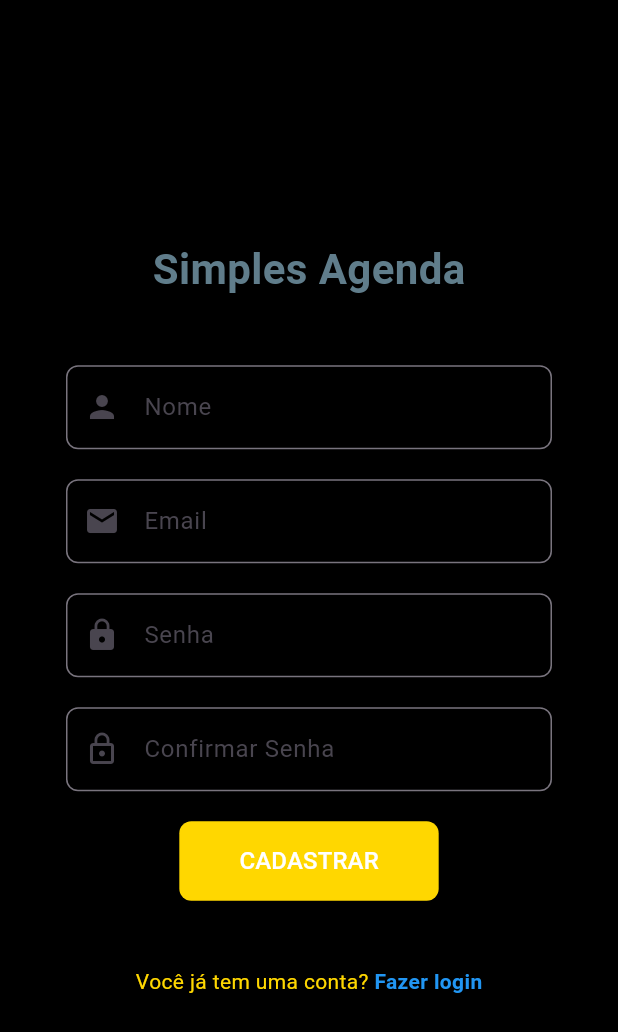
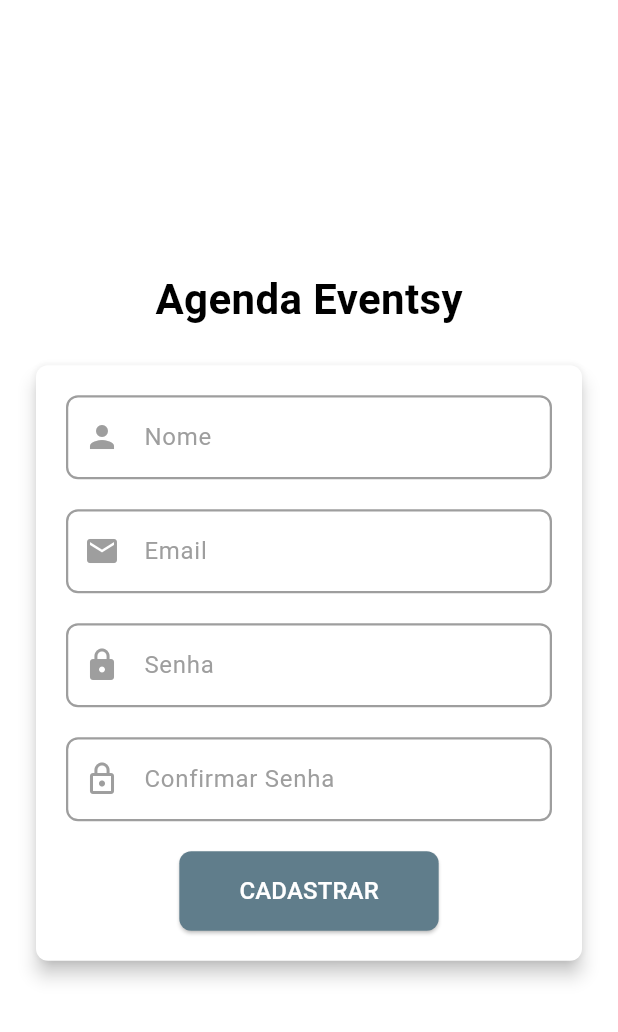
Before and after one commit to Rodrygo-Olyveyra/Agenda_de_Eventos, a Flutter app: the screen it shows after launch, after a tap on "Criar sua conta do Simples Agenda", on a phone screen of 412 x 824 dp. Shown: the top 1032 px of the screen. Run offline on Flutter 3.47's test engine with Material 3 defaults, Android fonts, the phone set to English and light mode, and no system bars; our stand-ins replace cloud_firestore, firebase_auth, firebase_core, table_calendar; accounts and stored records are empty.

Commit message:
Update de cores

```diff
--- a/lib/tela_cadastro.dart
+++ b/lib/tela_cadastro.dart
@@ -1,7 +1,6 @@
 import 'package:flutter/material.dart';
 import 'package:firebase_auth/firebase_auth.dart';
 import 'tela_de_login.dart';
-
 
 class TelaCadastro extends StatefulWidget {
   const TelaCadastro({super.key});
@@ -26,10 +25,7 @@ class _TelaCadastroState extends State<TelaCadastro> {
     final String senha = _senhaController.text.trim();
     final String confirmarSenha = _confirmarSenhaController.text.trim();
 
-    if (nome.isEmpty ||
-        email.isEmpty ||
-        senha.isEmpty ||
-        confirmarSenha.isEmpty) {
+    if (nome.isEmpty || email.isEmpty || senha.isEmpty || confirmarSenha.isEmpty) {
       ScaffoldMessenger.of(context).showSnackBar(
         const SnackBar(content: Text('Por favor, preencha todos os campos.')),
       );
@@ -48,7 +44,6 @@ class _TelaCadastroState extends State<TelaCadastro> {
     });
 
     try {
-
       await _auth.createUserWithEmailAndPassword(
         email: email,
         password: senha,
@@ -57,7 +52,6 @@ class _TelaCadastroState extends State<TelaCadastro> {
       ScaffoldMessenger.of(context).showSnackBar(
         const SnackBar(content: Text('Cadastro realizado com sucesso!')),
       );
-
 
       Navigator.pushReplacement(
         context,
@@ -90,7 +84,7 @@ class _TelaCadastroState extends State<TelaCadastro> {
   @override
   Widget build(BuildContext context) {
     return Scaffold(
-      backgroundColor: const Color.fromARGB(255, 0, 0, 0),
+      backgroundColor: Colors.white,
       body: Center(
         child: SingleChildScrollView(
           child: Padding(
@@ -99,17 +93,17 @@ class _TelaCadastroState extends State<TelaCadastro> {
               mainAxisAlignment: MainAxisAlignment.center,
               children: [
                 const Text(
-                  'Simples Agenda',
+                  'Agenda Eventsy',
                   style: TextStyle(
                     fontSize: 28,
                     fontWeight: FontWeight.bold,
-                    color: Colors.blueGrey,
+                    color: Colors.black, // Cor neutra
                   ),
                 ),
                 const SizedBox(height: 20),
                 Card(
                   elevation: 5,
-                  color: const Color.fromARGB(255, 0, 0, 0),
+                  color: Colors.white,
                   shape: RoundedRectangleBorder(
                     borderRadius: BorderRadius.circular(8.0),
                   ),
@@ -118,21 +112,23 @@ class _TelaCadastroState extends State<TelaCadastro> {
                     child: Column(
                       children: [
                         TextFormField(
+                          cursorColor: Colors.blueGrey,
                           controller: _nomeController,
                           decoration: InputDecoration(
                             labelText: 'Nome',
-                            prefixIcon: const Icon(Icons.person),
-                            border: OutlineInputBorder(
+                            labelStyle: const TextStyle(color: Colors.grey),
+                            prefixIcon: const Icon(Icons.person, color: Colors.grey),
+                            enabledBorder: OutlineInputBorder(
                               borderRadius: BorderRadius.circular(8.0),
                               borderSide: const BorderSide(
-                                color: Color(0xFFFFD700),
-                                width: 2,
+                                color: Colors.grey,
+                                width: 1.5,
                               ),
                             ),
                             focusedBorder: OutlineInputBorder(
                               borderRadius: BorderRadius.circular(8.0),
                               borderSide: const BorderSide(
-                                color: Color(0xFFFFD700),
+                                color: Colors.blueGrey,
                                 width: 2,
                               ),
                             ),
@@ -140,22 +136,24 @@ class _TelaCadastroState extends State<TelaCadastro> {
                         ),
                         const SizedBox(height: 20),
                         TextFormField(
+                          cursorColor: Colors.blueGrey,
                           controller: _emailController,
                           keyboardType: TextInputType.emailAddress,
                           decoration: InputDecoration(
                             labelText: 'Email',
-                            prefixIcon: const Icon(Icons.email),
-                            border: OutlineInputBorder(
+                            labelStyle: const TextStyle(color: Colors.grey),
+                            prefixIcon: const Icon(Icons.email, color: Colors.grey),
+                            enabledBorder: OutlineInputBorder(
                               borderRadius: BorderRadius.circular(8.0),
-                            borderSide: const BorderSide(
-                                color: Color(0xFFFFD700),
-                                width: 2,
+                              borderSide: const BorderSide(
+                                color: Colors.grey,
+                                width: 1.5,
                               ),
                             ),
                             focusedBorder: OutlineInputBorder(
                               borderRadius: BorderRadius.circular(8.0),
                               borderSide: const BorderSide(
-                                color: Color(0xFFFFD700),
+                                color: Colors.blueGrey,
                                 width: 2,
                               ),
                             ),
@@ -163,22 +161,24 @@ class _TelaCadastroState extends State<TelaCadastro> {
                         ),
                         const SizedBox(height: 20),
                         TextFormField(
+                          cursorColor: Colors.blueGrey,
                           controller: _senhaController,
                           obscureText: true,
                           decoration: InputDecoration(
                             labelText: 'Senha',
-                            prefixIcon: const Icon(Icons.lock),
-                            border: OutlineInputBorder(
+                            labelStyle: const TextStyle(color: Colors.grey),
+                            prefixIcon: const Icon(Icons.lock, color: Colors.grey),
+                            enabledBorder: OutlineInputBorder(
                               borderRadius: BorderRadius.circular(8.0),
-                            borderSide: const BorderSide(
-                                color: Color(0xFFFFD700),
-                                width: 2,
+                              borderSide: const BorderSide(
+                                color: Colors.grey,
+                                width: 1.5,
                               ),
                             ),
                             focusedBorder: OutlineInputBorder(
                               borderRadius: BorderRadius.circular(8.0),
                               borderSide: const BorderSide(
-                                color: Color(0xFFFFD700),
+                                color: Colors.blueGrey,
                                 width: 2,
                               ),
                             ),
@@ -186,22 +186,24 @@ class _TelaCadastroState extends State<TelaCadastro> {
                         ),
                         const SizedBox(height: 20),
                         TextFormField(
+                          cursorColor: Colors.blueGrey,
                           controller: _confirmarSenhaController,
                           obscureText: true,
                           decoration: InputDecoration(
                             labelText: 'Confirmar Senha',
-                            prefixIcon: const Icon(Icons.lock_outline),
-                            border: OutlineInputBorder(
+                            labelStyle: const TextStyle(color: Colors.grey),
+                            prefixIcon: const Icon(Icons.lock_outline, color: Colors.grey),
+                            enabledBorder: OutlineInputBorder(
                               borderRadius: BorderRadius.circular(8.0),
-                            borderSide: const BorderSide(
-                                color: Color.fromARGB(255, 255, 217, 0),
-                                width: 2,
+                              borderSide: const BorderSide(
+                                color: Colors.grey,
+                                width: 1.5,
                               ),
                             ),
                             focusedBorder: OutlineInputBorder(
                               borderRadius: BorderRadius.circular(8.0),
                               borderSide: const BorderSide(
-                                color: Color(0xFFFFD700),
+                                color: Colors.blueGrey,
                                 width: 2,
                               ),
                             ),
@@ -215,7 +217,7 @@ class _TelaCadastroState extends State<TelaCadastro> {
                                 style: ElevatedButton.styleFrom(
                                   padding: const EdgeInsets.symmetric(
                                       horizontal: 40, vertical: 15),
-                                  backgroundColor: const Color(0xFFFFD700),
+                                  backgroundColor: Colors.blueGrey,
                                   shape: RoundedRectangleBorder(
                                     borderRadius: BorderRadius.circular(8.0),
                                   ),
@@ -230,32 +232,6 @@ class _TelaCadastroState extends State<TelaCadastro> {
                     ),
                   ),
                 ),
-                const SizedBox(height: 20),
-                Row(
-                  mainAxisAlignment: MainAxisAlignment.center,
-                  children: [
-                    const Text(
-                      'Você já tem uma conta? ',
-                      style: TextStyle(color: Color(0xFFFFD700)),
-                    ),
-                    GestureDetector(
-                      onTap: () {
-                        Navigator.pushReplacement(
-                          context,
-                          MaterialPageRoute(
-                              builder: (context) => const TelaLogin()),
-                        );
-                      },
-                      child: const Text(
-                        'Fazer login',
-                        style: TextStyle(
-                          color: Colors.blue,
-                          fontWeight: FontWeight.bold,
-                        ),
-                      ),
-                    ),
-                  ],
-                ),
               ],
             ),
           ),
--- a/lib/tela_de_login.dart
+++ b/lib/tela_de_login.dart
@@ -74,7 +74,7 @@ class _TelaLoginState extends State<TelaLogin> {
   @override
   Widget build(BuildContext context) {
     return Scaffold(
-      backgroundColor: Colors.white, // Cor de fundo mais suave
+      backgroundColor: Colors.white,
       body: Center(
         child: SingleChildScrollView(
           child: Padding(
@@ -93,13 +93,13 @@ class _TelaLoginState extends State<TelaLogin> {
                   style: TextStyle(
                     fontSize: 28,
                     fontWeight: FontWeight.bold,
-                    color: Colors.black, // Cor mais neutra
+                    color: Colors.black,
                   ),
                 ),
                 const SizedBox(height: 20),
                 Card(
                   elevation: 5,
-                  color: Colors.white, // Cor mais neutra
+                  color: Colors.white,
                   shape: RoundedRectangleBorder(
                     borderRadius: BorderRadius.circular(8.0),
                   ),
@@ -118,14 +118,14 @@ class _TelaLoginState extends State<TelaLogin> {
                             enabledBorder: OutlineInputBorder(
                               borderRadius: BorderRadius.circular(8.0),
                               borderSide: const BorderSide(
-                                color: Colors.grey, // Cor mais suave
+                                color: Colors.grey,
                                 width: 1.5,
                               ),
                             ),
                             focusedBorder: OutlineInputBorder(
                               borderRadius: BorderRadius.circular(8.0),
                               borderSide: const BorderSide(
-                                color: Colors.blueGrey, // Cor mais suave
+                                color: Colors.blueGrey,
                                 width: 2,
                               ),
                             ),
@@ -143,14 +143,14 @@ class _TelaLoginState extends State<TelaLogin> {
                             enabledBorder: OutlineInputBorder(
                               borderRadius: BorderRadius.circular(8.0),
                               borderSide: const BorderSide(
-                                color: Colors.grey, // Cor mais suave
+                                color: Colors.grey,
                                 width: 1.5,
                               ),
                             ),
                             focusedBorder: OutlineInputBorder(
                               borderRadius: BorderRadius.circular(8.0),
                               borderSide: const BorderSide(
-                                color: Colors.blueGrey, // Cor mais suave
+                                color: Colors.blueGrey,
                                 width: 2,
                               ),
                             ),
@@ -161,7 +161,6 @@ class _TelaLoginState extends State<TelaLogin> {
                           alignment: Alignment.centerRight,
                           child: TextButton(
                             onPressed: () {
-                              // Função para recuperação de senha
                             },
                             child: const Text(
                               'Esqueceu sua senha?',
@@ -177,7 +176,7 @@ class _TelaLoginState extends State<TelaLogin> {
                                 style: ElevatedButton.styleFrom(
                                   padding: const EdgeInsets.symmetric(
                                       horizontal: 40, vertical: 15),
-                                  backgroundColor: Colors.blueGrey, // Cor mais suave
+                                  backgroundColor: Colors.blueGrey,
                                   shape: RoundedRectangleBorder(
                                     borderRadius: BorderRadius.circular(8.0),
                                   ),
@@ -198,7 +197,7 @@ class _TelaLoginState extends State<TelaLogin> {
                     const Expanded(
                       child: Divider(
                         thickness: 1,
-                        color: Colors.blueGrey, // Cor mais suave
+                        color: Colors.blueGrey,
                       ),
                     ),
                     const Padding(
@@ -211,7 +210,7 @@ class _TelaLoginState extends State<TelaLogin> {
                     const Expanded(
                       child: Divider(
                         thickness: 1,
-                        color: Colors.blueGrey, // Cor mais suave
+                        color: Colors.blueGrey,
                       ),
                     ),
                   ],
@@ -228,7 +227,7 @@ class _TelaLoginState extends State<TelaLogin> {
                   style: OutlinedButton.styleFrom(
                     padding: const EdgeInsets.symmetric(
                         horizontal: 40, vertical: 15),
-                    side: const BorderSide(color: Colors.blueGrey), // Cor mais suave
+                    side: const BorderSide(color: Colors.blueGrey),
                     shape: RoundedRectangleBorder(
                       borderRadius: BorderRadius.circular(8.0),
                     ),
```
Also changed, not shown: assets/More Info.txt (deleted, +0 -25 lines), assets/Sawer.jpg (deleted), assets/Sawer.otf (deleted), assets/Sawer.ttf (deleted), 1 other file.
